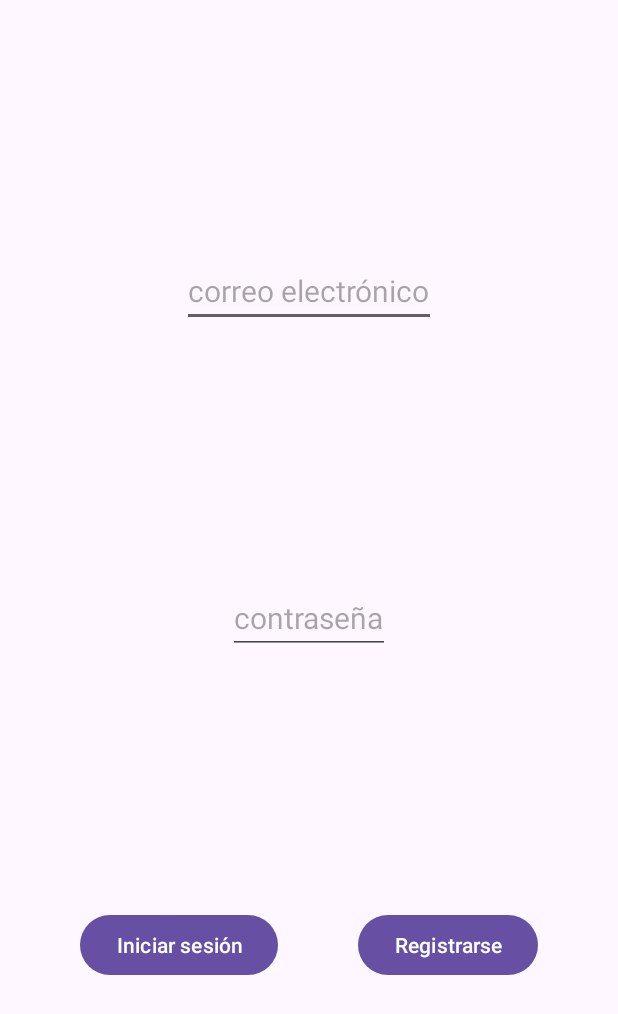
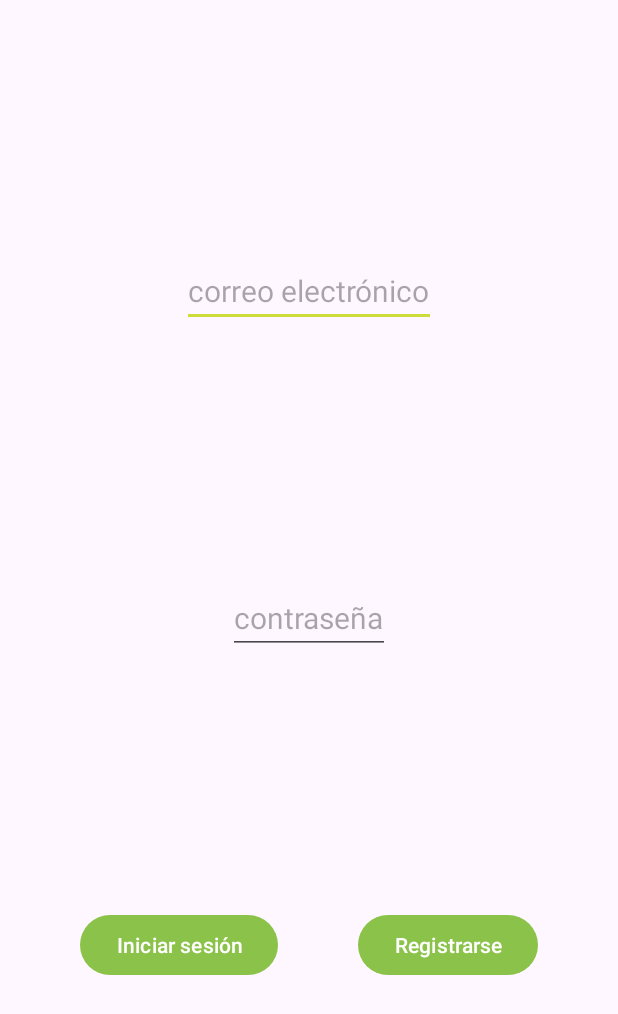
Before and after one commit to saragl728/ProyectoClasesSRPG, an Android app: the screen it shows after launch (MainActivity), on a phone screen of 412 x 824 dp. Shown: the top 1014 px of the screen. Run offline under Robolectric (Android 15) with nearby library versions, the phone set to English and light mode, and no system bars.

Commit message:
Cambio la paleta de colores

```diff
--- a/app/src/main/res/values/themes.xml
+++ b/app/src/main/res/values/themes.xml
@@ -2,7 +2,9 @@
     <!-- Base application theme. -->
     <style name="Base.Theme.ProyectoClasesSRPG" parent="Theme.Material3.DayNight.NoActionBar">
         <!-- Customize your light theme here. -->
-        <!-- <item name="colorPrimary">@color/my_light_primary</item> -->
+        <item name="colorPrimary">#8BC34A</item>
+        <item name="colorPrimaryDark">#689F38</item>
+        <item name="colorAccent">#CDDC39</item>
     </style>
 
     <style name="Theme.ProyectoClasesSRPG" parent="Base.Theme.ProyectoClasesSRPG" />
```
